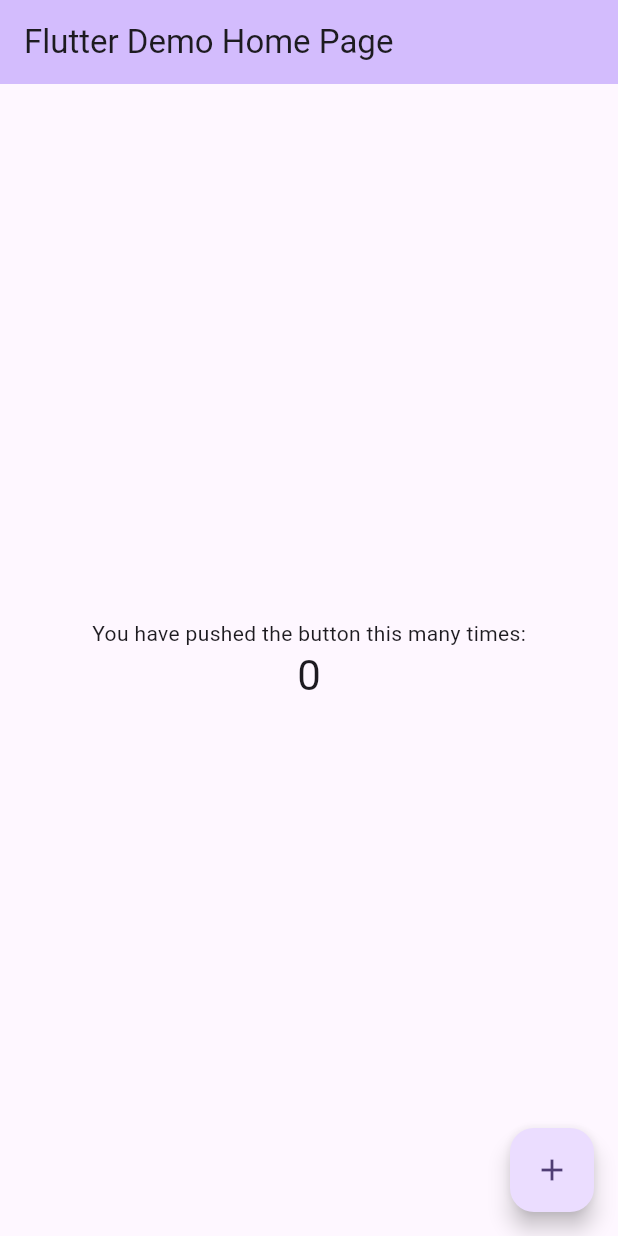
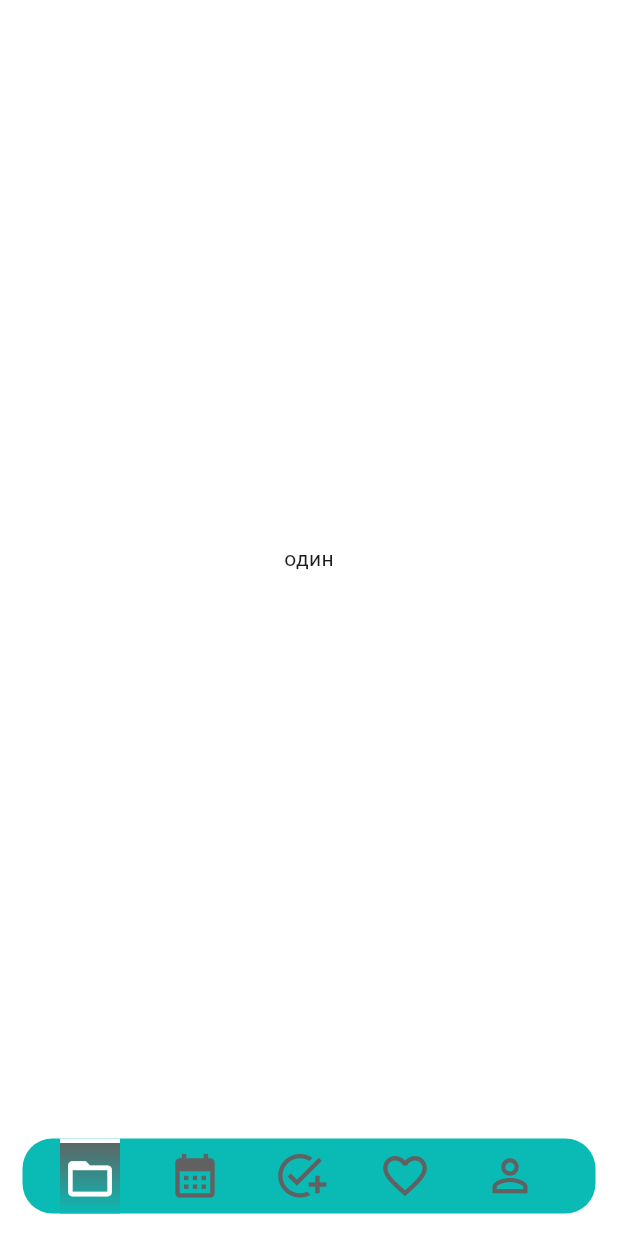
Before and after one commit to MironAlikc/planner_app, a Flutter app: the screen it shows after launch, on a phone screen of 412 x 824 dp. Run offline on Flutter 3.47's test engine with Material 2 defaults, Android fonts, the phone set to English and light mode, and no system bars.

Commit message:
BottomNavigationBarWidget

```diff
--- /dev/null
+++ b/lib/bottom_navigation_bar_widget.dart
@@ -0,0 +1,96 @@
+import 'package:flutter/material.dart';
+import 'package:planner_app/resources/colors.dart';
+
+class BottomNavigationBarWidget extends StatefulWidget {
+  const BottomNavigationBarWidget({super.key});
+
+  @override
+  State<BottomNavigationBarWidget> createState() =>
+      _BottomNavigationBarWidgetState();
+}
+
+class _BottomNavigationBarWidgetState extends State<BottomNavigationBarWidget>
+    with SingleTickerProviderStateMixin {
+  int selectedIndex = 0;
+  final List<Widget> _widgetOptions = <Widget>[
+    const Center(child: Text('один')),
+    const Center(child: Text('два')),
+    const Center(child: Text('три')),
+    const Center(child: Text('четыри')),
+    const Center(child: Text('пять')),
+  ];
+
+  @override
+  Widget build(BuildContext context) {
+    List<IconData> data = [
+      Icons.folder_open,
+      Icons.calendar_month,
+      Icons.add_task,
+      Icons.favorite_outline_sharp,
+      Icons.person_outline_sharp,
+    ];
+
+    return Scaffold(
+      backgroundColor: Colors.white,
+      body: _widgetOptions[selectedIndex],
+      bottomNavigationBar: Padding(
+        padding: const EdgeInsets.all(15),
+        child: Material(
+          // elevation: 10,
+          borderRadius: BorderRadius.circular(20),
+          color: ColorsApp.mainColor,
+          child: SizedBox(
+            height: 50,
+            width: double.infinity,
+            child: ListView.builder(
+              itemCount: data.length,
+              padding: const EdgeInsets.symmetric(horizontal: 10),
+              itemBuilder: (ctx, i) => Padding(
+                padding: const EdgeInsets.symmetric(horizontal: 15),
+                child: GestureDetector(
+                  onTap: () {
+                    if (selectedIndex == i) return;
+                    setState(() {
+                      selectedIndex = i;
+                    });
+                  },
+                  child: AnimatedContainer(
+                    duration: const Duration(milliseconds: 250),
+                    width: 40,
+                    decoration: BoxDecoration(
+                      border: i == selectedIndex
+                          ? const Border(
+                              top: BorderSide(
+                                width: 3.0,
+                                color: Colors.white,
+                              ),
+                            )
+                          : null,
+                      gradient: i == selectedIndex
+                          ? LinearGradient(
+                              colors: [
+                                  Colors.grey.shade700,
+                                  const Color(0xFF0abab5)
+                                ],
+                              begin: Alignment.topCenter,
+                              end: Alignment.bottomCenter)
+                          : null,
+                    ),
+                    child: Icon(
+                      data[i],
+                      size: 35,
+                      color: i == selectedIndex
+                          ? Colors.white
+                          : Colors.grey.shade700,
+                    ),
+                  ),
+                ),
+              ),
+              scrollDirection: Axis.horizontal,
+            ),
+          ),
+        ),
+      ),
+    );
+  }
+}
--- /dev/null
+++ b/lib/home_screen/home_screen.dart
@@ -0,0 +1,14 @@
+import 'package:flutter/material.dart';
+import 'package:flutter/widgets.dart';
+import 'package:planner_app/bottom_navigation_bar_widget.dart';
+
+class HomeScreen extends StatelessWidget {
+  const HomeScreen({super.key});
+
+  @override
+  Widget build(BuildContext context) {
+    return Scaffold(
+      bottomNavigationBar: BottomNavigationBarWidget(),
+    );
+  }
+}
--- a/lib/main.dart
+++ b/lib/main.dart
@@ -1,4 +1,5 @@
 import 'package:flutter/material.dart';
+import 'package:planner_app/home_screen/home_screen.dart';
 
 void main() {
   runApp(const MyApp());
@@ -7,119 +8,15 @@ void main() {
 class MyApp extends StatelessWidget {
   const MyApp({super.key});
 
-  // This widget is the root of your application.
   @override
   Widget build(BuildContext context) {
     return MaterialApp(
       title: 'Flutter Demo',
       theme: ThemeData(
-        // This is the theme of your application.
-        //
-        // TRY THIS: Try running your application with "flutter run". You'll see
-        // the application has a blue toolbar. Then, without quitting the app,
-        // try changing the seedColor in the colorScheme below to Colors.green
-        // and then invoke "hot reload" (save your changes or press the "hot
-        // reload" button in a Flutter-supported IDE, or press "r" if you used
-        // the command line to start the app).
-        //
-        // Notice that the counter didn't reset back to zero; the application
-        // state is not lost during the reload. To reset the state, use hot
-        // restart instead.
-        //
-        // This works for code too, not just values: Most code changes can be
-        // tested with just a hot reload.
         colorScheme: ColorScheme.fromSeed(seedColor: Colors.deepPurple),
         useMaterial3: true,
       ),
-      home: const MyHomePage(title: 'Flutter Demo Home Page'),
+      home: const HomeScreen(),
     );
   }
 }
-
-class MyHomePage extends StatefulWidget {
-  const MyHomePage({super.key, required this.title});
-
-  // This widget is the home page of your application. It is stateful, meaning
-  // that it has a State object (defined below) that contains fields that affect
-  // how it looks.
-
-  // This class is the configuration for the state. It holds the values (in this
-  // case the title) provided by the parent (in this case the App widget) and
-  // used by the build method of the State. Fields in a Widget subclass are
-  // always marked "final".
-
-  final String title;
-
-  @override
-  State<MyHomePage> createState() => _MyHomePageState();
-}
-
-class _MyHomePageState extends State<MyHomePage> {
-  int _counter = 0;
-
-  void _incrementCounter() {
-    setState(() {
-      // This call to setState tells the Flutter framework that something has
-      // changed in this State, which causes it to rerun the build method below
-      // so that the display can reflect the updated values. If we changed
-      // _counter without calling setState(), then the build method would not be
-      // called again, and so nothing would appear to happen.
-      _counter++;
-    });
-  }
-
-  @override
-  Widget build(BuildContext context) {
-    // This method is rerun every time setState is called, for instance as done
-    // by the _incrementCounter method above.
-    //
-    // The Flutter framework has been optimized to make rerunning build methods
-    // fast, so that you can just rebuild anything that needs updating rather
-    // than having to individually change instances of widgets.
-    return Scaffold(
-      appBar: AppBar(
-        // TRY THIS: Try changing the color here to a specific color (to
-        // Colors.amber, perhaps?) and trigger a hot reload to see the AppBar
-        // change color while the other colors stay the same.
-        backgroundColor: Theme.of(context).colorScheme.inversePrimary,
-        // Here we take the value from the MyHomePage object that was created by
-        // the App.build method, and use it to set our appbar title.
-        title: Text(widget.title),
-      ),
-      body: Center(
-        // Center is a layout widget. It takes a single child and positions it
-        // in the middle of the parent.
-        child: Column(
-          // Column is also a layout widget. It takes a list of children and
-          // arranges them vertically. By default, it sizes itself to fit its
-          // children horizontally, and tries to be as tall as its parent.
-          //
-          // Column has various properties to control how it sizes itself and
-          // how it positions its children. Here we use mainAxisAlignment to
-          // center the children vertically; the main axis here is the vertical
-          // axis because Columns are vertical (the cross axis would be
-          // horizontal).
-          //
-          // TRY THIS: Invoke "debug painting" (choose the "Toggle Debug Paint"
-          // action in the IDE, or press "p" in the console), to see the
-          // wireframe for each widget.
-          mainAxisAlignment: MainAxisAlignment.center,
-          children: <Widget>[
-            const Text(
-              'You have pushed the button this many times:',
-            ),
-            Text(
-              '$_counter',
-              style: Theme.of(context).textTheme.headlineMedium,
-            ),
-          ],
-        ),
-      ),
-      floatingActionButton: FloatingActionButton(
-        onPressed: _incrementCounter,
-        tooltip: 'Increment',
-        child: const Icon(Icons.add),
-      ), // This trailing comma makes auto-formatting nicer for build methods.
-    );
-  }
-}
--- /dev/null
+++ b/lib/resources/colors.dart
@@ -0,0 +1,5 @@
+import 'package:flutter/material.dart';
+
+abstract class ColorsApp {
+  static const mainColor = Color(0xFF0abab5);
+}
```
